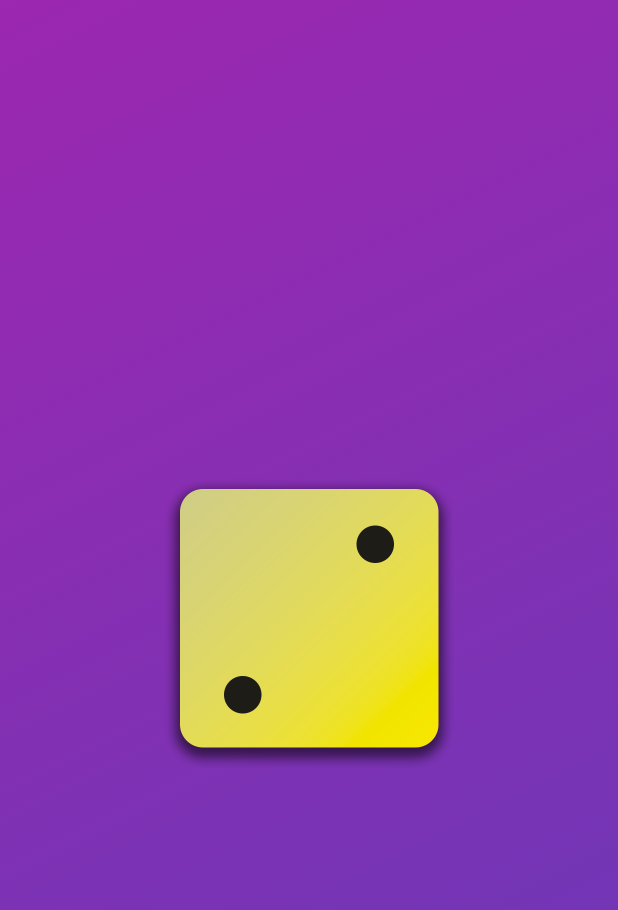
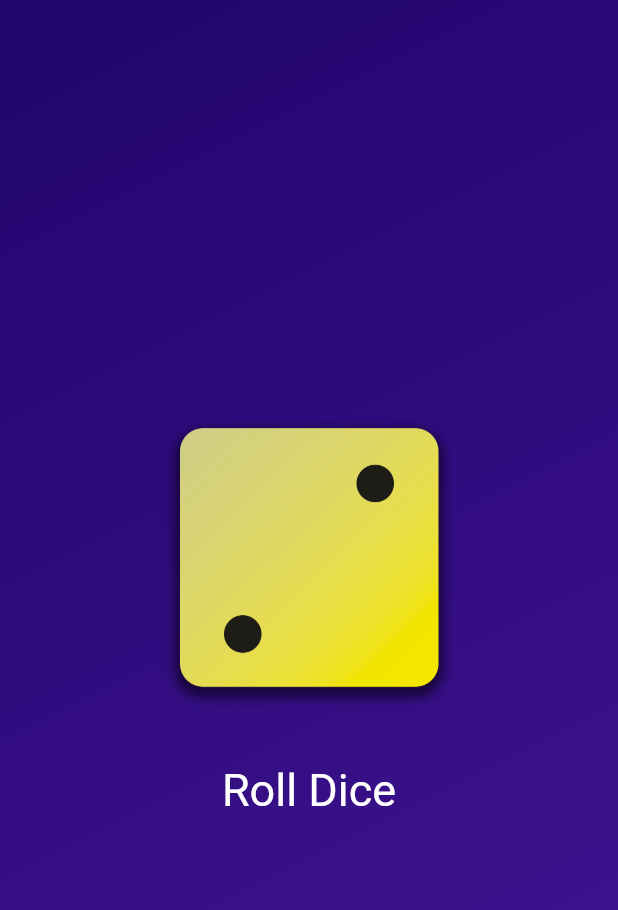
Before and after one commit to WatcharapolxFa/Flutter-The-Complete-Guide-2023, a Flutter app: the screen it shows after launch, on a phone screen of 412 x 824 dp. Shown: the top 910 px of the screen. Run offline on Flutter 3.47's test engine with Material 3 defaults, Android fonts, the light colour scheme and no system bars.

Commit message:
feat: complete section 2

```diff
--- /dev/null
+++ b/first_app/lib/dice_roller.dart
@@ -0,0 +1,41 @@
+import 'package:flutter/material.dart';
+import 'dart:math';
+
+final randomizer = Random();
+
+class DiceRoller extends StatefulWidget {
+  const DiceRoller({super.key});
+  @override
+  State<DiceRoller> createState() {
+    return _DiceRollerState();
+  }
+}
+
+class _DiceRollerState extends State<DiceRoller> {
+  var currentDiceRoll = 2;
+  void rollDice() {
+    setState(() {
+      currentDiceRoll = randomizer.nextInt(6) + 1;
+    });
+  }
+
+  @override
+  Widget build(context) {
+    return Column(mainAxisSize: MainAxisSize.min, children: [
+      Image.asset(
+        'assets/images/dice-$currentDiceRoll.png',
+        width: 200,
+      ),
+      const SizedBox(height: 30),
+      TextButton(
+          onPressed: rollDice,
+          style: TextButton.styleFrom(
+              // padding: const EdgeInsets.all(16.0),
+              foregroundColor: Colors.white,
+              textStyle: const TextStyle(
+                fontSize: 30,
+              )),
+          child: const Text('Roll Dice')),
+    ]);
+  }
+}
--- a/first_app/lib/gradient_container.dart
+++ b/first_app/lib/gradient_container.dart
@@ -1,5 +1,5 @@
+import 'package:first_app/dice_roller.dart';
 import 'package:flutter/material.dart';
-import 'package:first_app/styled_text.dart';
 
 const startAligment = Alignment.topLeft;
 const endAlignment = Alignment.bottomRight;
@@ -11,6 +11,7 @@ class GradientContainer extends StatelessWidget {
         color2 = Colors.deepPurple;
   final Color color1;
   final Color color2;
+
   @override
   Widget build(context) {
     return Container(
@@ -22,10 +23,7 @@ class GradientContainer extends StatelessWidget {
         ),
       ),
       child: Center(
-        child: Image.asset(
-          'assets/images/dice-2.png',
-          width: 200,
-        ),
+        child: DiceRoller(),
       ),
     );
   }
--- a/first_app/lib/main.dart
+++ b/first_app/lib/main.dart
@@ -5,8 +5,10 @@ void main() {
   runApp(
     const MaterialApp(
       home: Scaffold(
-        body: GradientContainer.purple(),
-      ),
+          body: GradientContainer(
+        Color.fromARGB(255, 33, 5, 109),
+        Color.fromARGB(255, 68, 21, 149),
+      )),
     ),
   );
 }
```
